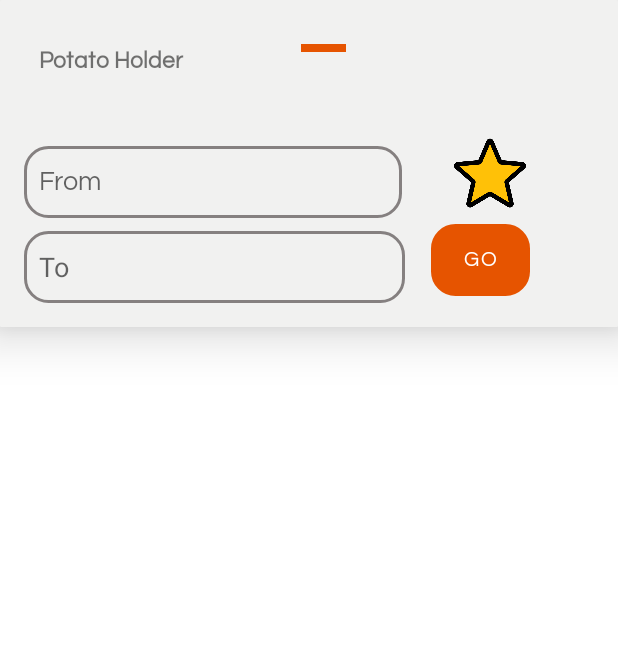
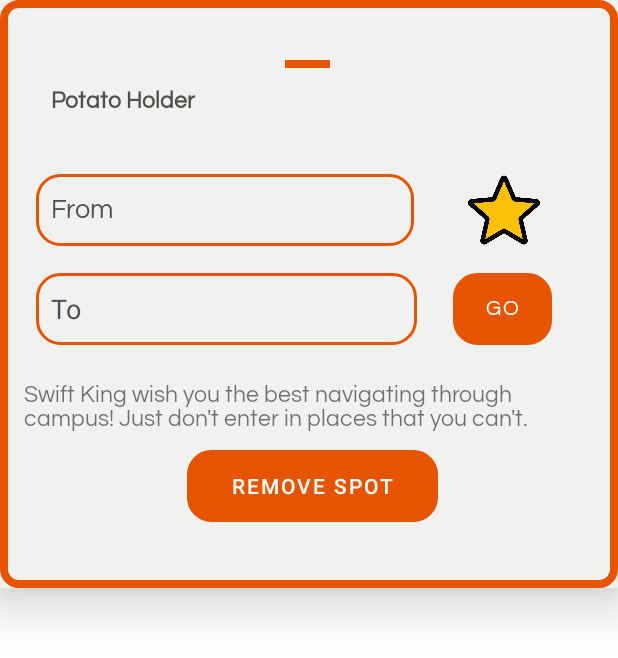
Before and after one commit to victoriabriceno/FSMAP, an Android app: the layout bottom_sheet.xml on its own in the app's theme, with its tools: preview values and no code run, on a phone screen of 412 x 824 dp. Shown: the top 658 px of the screen. Run offline under Robolectric (Android 15) with nearby library versions, the phone set to English and light mode, and no system bars.

Commit message:
Slideup Fixed

```diff
--- a/app/src/main/java/com/example/FSMap/MarkerTouch.java
+++ b/app/src/main/java/com/example/FSMap/MarkerTouch.java
@@ -1,5 +1,7 @@
 package com.example.FSMap;
 
+
+import static com.google.android.material.bottomsheet.BottomSheetBehavior.STATE_SETTLING;
 
 import android.Manifest;
 import android.annotation.SuppressLint;
@@ -220,11 +222,10 @@ public class MarkerTouch extends FrameLayout {
                 bottomSheetBehavior = BottomSheetBehavior.from(slideupview);
                 TextView text = slideupview.findViewById(R.id.roomnumber);
                 text.setText(marker.getTitle());
+
                 if (!slideup|| bottomSheetBehavior.getState()!=BottomSheetBehavior.STATE_COLLAPSED) {
                     bottomSheetBehavior.setState(BottomSheetBehavior.STATE_COLLAPSED);
                     bottomSheetBehavior.setFitToContents(false);
-
-                    //bottomSheetBehavior.setExpandedOffset(10);
                     slideupview.setVisibility(View.VISIBLE);
                     slideup = true;
                 }
--- /dev/null
+++ b/app/src/main/res/drawable/bottom_sheet_design.xml
@@ -0,0 +1,4 @@
+<?xml version="1.0" encoding="utf-8"?>
+<selector xmlns:android="http://schemas.android.com/apk/res/android">
+
+</selector>
--- a/app/src/main/res/layout-sw320dp/activity_maps.xml
+++ b/app/src/main/res/layout-sw320dp/activity_maps.xml
@@ -10,7 +10,7 @@
     <RelativeLayout
         android:id="@+id/relativeLayout"
         android:layout_width="match_parent"
-        android:layout_height="wrap_content"
+        android:layout_height="match_parent"
         map:layout_anchor="@+id/relativeLayout"
         map:layout_anchorGravity="center">
 
@@ -28,31 +28,18 @@
 
         <Button
             android:id="@+id/NavDone"
-            android:layout_width="60dp"
-            android:layout_height="30dp"
+            android:layout_width="76dp"
+            android:layout_height="37dp"
             android:layout_alignParentEnd="true"
-            android:layout_alignParentBottom="true"
-            android:layout_marginVertical="190dp"
+            android:layout_marginVertical="270dp"
+            android:layout_marginEnd="6dp"
             android:background="@drawable/custom_input"
             android:backgroundTint="@color/FS_ORANGE"
             android:gravity="center"
             android:text="Done"
             android:visibility="gone"
-            map:layout_constraintBottom_toBottomOf="parent"
-            map:layout_constraintEnd_toEndOf="parent" />
-
-        <Button
-            android:id="@+id/RemoveSpot"
-            android:layout_width="wrap_content"
-            android:layout_height="37dp"
-            android:layout_alignWithParentIfMissing="true"
-            android:layout_marginHorizontal="8dp"
-            android:layout_marginVertical="8dp"
-            android:background="@drawable/custom_input"
-            android:backgroundTint="@color/FS_ORANGE"
-            android:gravity="center"
-            android:text="Remove Spot"
-            android:visibility="gone" />
+            app:layout_constraintEnd_toEndOf="parent"
+            tools:layout_editor_absoluteY="210dp" />
 
         <de.hdodenhof.circleimageview.CircleImageView
             android:id="@+id/userMaps"
@@ -185,8 +172,8 @@
             android:layout_width="50dp"
             android:layout_height="50dp"
             android:layout_below="@id/userMaps"
+            android:layout_marginLeft="20dp"
             android:layout_marginTop="10dp"
-            android:layout_marginLeft="20dp"
             android:drawableLeft="@drawable/downstairs"
             android:paddingLeft="16dp"
             android:paddingRight="50dp"
--- a/app/src/main/res/layout/bottom_sheet.xml
+++ b/app/src/main/res/layout/bottom_sheet.xml
@@ -8,7 +8,7 @@
     android:background="@android:color/transparent"
     android:orientation="vertical"
     app:behavior_hideable="true"
-    app:behavior_peekHeight="72dp"
+    app:behavior_peekHeight="80dp"
     app:layout_behavior="@string/bottom_sheet_behavior">
 
     <androidx.cardview.widget.CardView
@@ -19,26 +19,30 @@
         app:cardElevation="20dp">
 
 
-        <androidx.constraintlayout.widget.ConstraintLayout
+        <LinearLayout
             android:id="@+id/Slide_up"
             android:layout_width="match_parent"
-            android:layout_height="match_parent"
-            android:background="@color/FS_light_gray"
+            android:layout_height="392dp"
+            android:background="@drawable/round_linearlayout"
             android:orientation="vertical"
             android:padding="16dp">
 
+            <androidx.constraintlayout.widget.ConstraintLayout
+                android:layout_width="match_parent"
+                android:layout_height="match_parent">
 
                 <View
+                    android:id="@+id/view2"
                     android:layout_width="30dp"
                     android:layout_height="5dp"
                     android:layout_gravity="center"
+                    android:layout_marginTop="24dp"
                     android:background="@color/FS_ORANGE"
-                app:layout_constraintBottom_toBottomOf="parent"
+                    android:foregroundGravity="center"
                     app:layout_constraintEnd_toEndOf="parent"
-                app:layout_constraintHorizontal_bias="0.527"
+                    app:layout_constraintHorizontal_bias="0.498"
                     app:layout_constraintStart_toStartOf="parent"
-                app:layout_constraintTop_toTopOf="parent"
-                app:layout_constraintVertical_bias="0.075">
+                    app:layout_constraintTop_toTopOf="parent">
 
                 </View>
 
@@ -46,81 +50,64 @@
                     android:id="@+id/roomnumber"
                     android:layout_width="232dp"
                     android:layout_height="32dp"
+                    android:layout_marginTop="40dp"
                     android:fontFamily="@font/questrialregular"
                     android:paddingLeft="10dp"
                     android:text="Potato Holder"
+                    android:textColor="@color/FS_dark_gray"
                     android:textSize="15sp"
                     android:textStyle="bold"
-                app:layout_constraintBottom_toBottomOf="parent"
                     app:layout_constraintEnd_toEndOf="parent"
-                app:layout_constraintHorizontal_bias="0.0"
+                    app:layout_constraintHorizontal_bias="0.054"
                     app:layout_constraintStart_toStartOf="parent"
-                app:layout_constraintTop_toTopOf="parent"
-                app:layout_constraintVertical_bias="0.086" />
+                    app:layout_constraintTop_toTopOf="parent" />
 
                 <AutoCompleteTextView
                     android:id="@+id/From"
                     android:layout_width="252dp"
                     android:layout_height="48dp"
-                android:background="@drawable/custom_imput2"
+                    android:layout_marginStart="8dp"
+                    android:layout_marginTop="20dp"
+                    android:background="@drawable/custom_input"
                     android:fontFamily="@font/questrialregular"
                     android:hint="From"
-                android:paddingLeft="10dp"
+                    android:padding="10dp"
+                    app:backgroundTint="@null"
+                    android:textColor="@color/FS_dark_gray"
+                    android:textColorHint="@color/FS_dark_gray"
                     app:layout_constraintBottom_toBottomOf="parent"
-                app:layout_constraintEnd_toEndOf="parent"
-                app:layout_constraintHorizontal_bias="0.0"
                     app:layout_constraintStart_toStartOf="parent"
                     app:layout_constraintTop_toTopOf="parent"
-                app:layout_constraintVertical_bias="0.589" />
+                    app:layout_constraintVertical_bias="0.274" />
 
                 <AutoCompleteTextView
                     android:id="@+id/Destination"
                     android:layout_width="254dp"
                     android:layout_height="48dp"
-                android:background="@drawable/custom_imput2"
+                    android:layout_marginStart="8dp"
+                    android:layout_marginTop="20dp"
+                    android:background="@drawable/custom_input"
                     android:hint="To"
-                android:paddingLeft="10dp"
+                    app:backgroundTint="@null"
+                    android:padding="10dp"
+                    android:textColor="@color/FS_dark_gray"
+                    android:textColorHint="@color/FS_dark_gray"
                     app:layout_constraintBottom_toBottomOf="parent"
-                app:layout_constraintEnd_toEndOf="parent"
-                app:layout_constraintHorizontal_bias="0.0"
                     app:layout_constraintStart_toStartOf="parent"
-                app:layout_constraintTop_toTopOf="parent"
-                app:layout_constraintVertical_bias="1.0" />
-
-            <LinearLayout
-                android:id="@+id/linearLayout"
-                android:layout_width="104dp"
-                android:layout_height="186dp"
-                android:orientation="vertical"
-                app:layout_constraintBottom_toBottomOf="parent"
-                app:layout_constraintEnd_toEndOf="parent"
-                app:layout_constraintHorizontal_bias="0.948"
-                app:layout_constraintStart_toStartOf="parent"
-                app:layout_constraintTop_toTopOf="parent"
-                app:layout_constraintVertical_bias="1.0">
-
-                <ImageButton
-                    android:id="@+id/btnRemoveFavorites"
-                    android:layout_width="48dp"
-                    android:layout_height="48dp"
-                    android:layout_above="@id/navgo"
-                    android:layout_marginHorizontal="25dp"
-                    android:layout_marginTop="75dp"
-                    android:layout_toRightOf="@id/Destination"
-                    android:background="@null"
-                    android:foreground="@drawable/starfull" />
+                    app:layout_constraintTop_toTopOf="parent" />
 
                 <ImageButton
                     android:id="@+id/btnAddFavorites"
                     android:layout_width="48dp"
                     android:layout_height="48dp"
-                    android:layout_above="@id/navgo"
-                    android:layout_marginHorizontal="25dp"
-                    android:layout_marginTop="55dp"
-                    android:layout_toRightOf="@id/Destination"
+                    android:layout_marginHorizontal="280dp"
+                    android:layout_marginTop="100dp"
+                    android:layout_marginEnd="36dp"
                     android:background="@null"
                     android:foreground="@drawable/star"
-                    android:visibility="gone" />
+                    android:visibility="gone"
+                    app:layout_constraintEnd_toEndOf="parent"
+                    app:layout_constraintTop_toTopOf="parent" />
 
                 <Button
                     android:id="@+id/navgo"
@@ -128,18 +115,64 @@
                     android:layout_height="48dp"
                     android:layout_alignParentBottom="true"
                     android:layout_marginHorizontal="10dp"
-                    android:layout_marginTop="10dp"
-                    android:layout_marginBottom="30dp"
+                    android:layout_marginEnd="28dp"
                     android:layout_toRightOf="@id/From"
                     android:background="@drawable/custom_imput2"
                     android:backgroundTint="@color/FS_ORANGE"
                     android:fontFamily="@font/questrialregular"
-                    android:text="GO" />
+                    android:text="GO"
+                    app:layout_constraintBottom_toBottomOf="parent"
+                    app:layout_constraintEnd_toEndOf="parent"
+                    app:layout_constraintTop_toTopOf="parent"
+                    app:layout_constraintVertical_bias="0.532" />
+
+
+                <ImageButton
+                    android:id="@+id/btnRemoveFavorites"
+                    android:layout_width="48dp"
+                    android:layout_height="48dp"
+                    android:layout_marginHorizontal="280dp"
+                    android:layout_marginTop="100dp"
+                    android:layout_marginEnd="36dp"
+                    android:background="@null"
+                    android:foreground="@drawable/starfull"
+                    app:layout_constraintEnd_toEndOf="parent"
+                    app:layout_constraintTop_toTopOf="parent" />
+
+                <Button
+                    android:id="@+id/RemoveSpot"
+                    android:layout_width="167dp"
+                    android:layout_height="48dp"
+                    android:layout_alignWithParentIfMissing="true"
+                    android:layout_alignParentTop="true"
+                    android:layout_alignParentEnd="true"
+                    android:layout_marginTop="284dp"
+                    android:layout_marginEnd="104dp"
+                    android:background="@drawable/custom_input"
+                    android:backgroundTint="@color/FS_ORANGE"
+                    android:gravity="center"
+                    android:text="Remove Spot"
+                    app:layout_constraintEnd_toEndOf="parent"
+                    app:layout_constraintTop_toTopOf="parent" />
+
+                <TextView
+                    android:layout_width="match_parent"
+                    android:layout_height="wrap_content"
+                    android:fontFamily="@font/questrialregular"
+                    android:text="Swift King wish you the best navigating through campus!
+Just don't enter in places that you can't."
+                    android:textSize="15dp"
+                    app:layout_constraintBottom_toBottomOf="parent"
+                    app:layout_constraintTop_toTopOf="parent"
+                    app:layout_constraintVertical_bias="0.736"
+                    tools:layout_editor_absoluteX="0dp">
+
+                </TextView>
+
+            </androidx.constraintlayout.widget.ConstraintLayout>
+
 
         </LinearLayout>
-
-
-        </androidx.constraintlayout.widget.ConstraintLayout>
 
 
     </androidx.cardview.widget.CardView>
```
Lines whose indentation alone changed are shown as unchanged.
